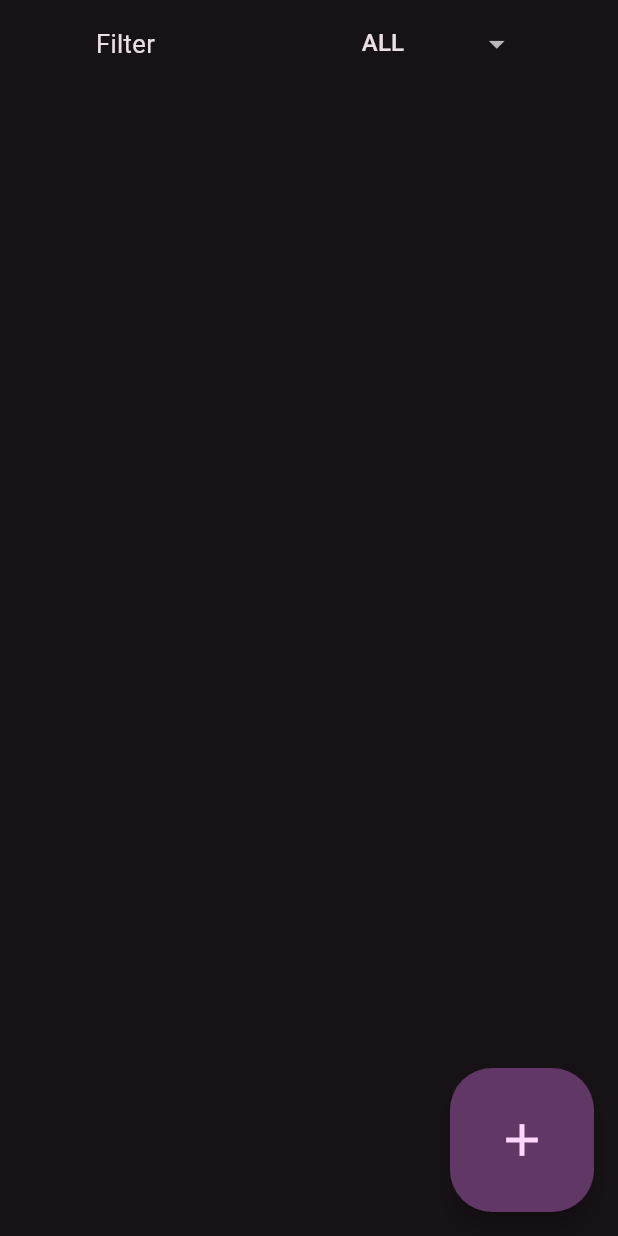
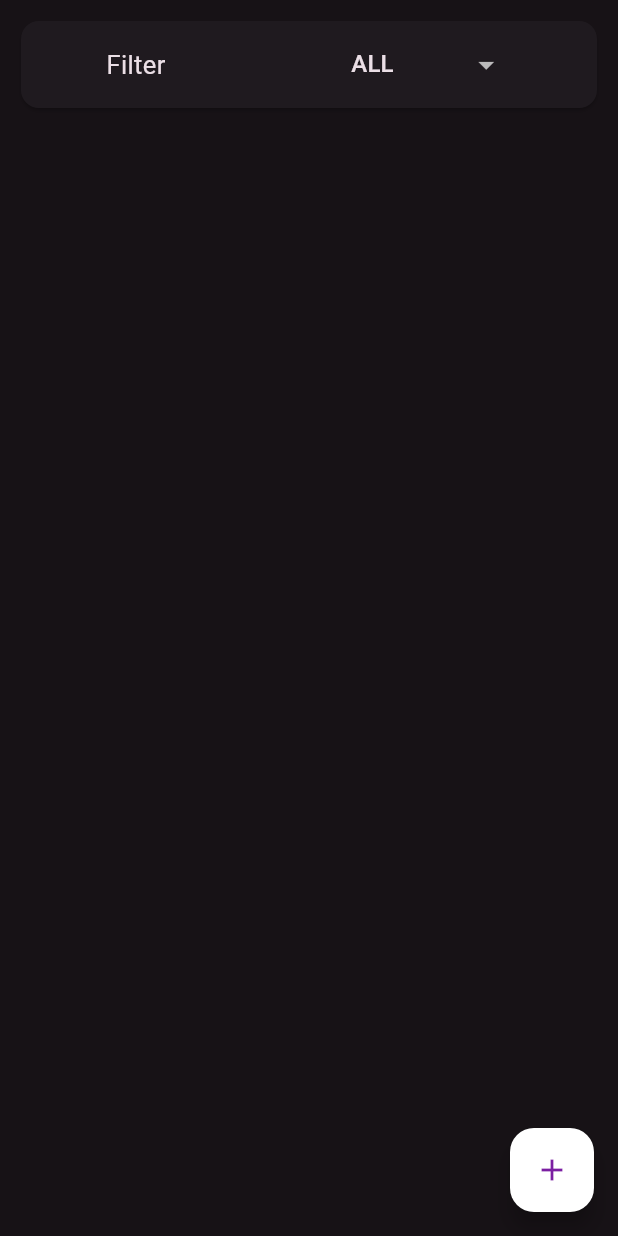
Before and after one commit to sdrhmn/purple, a Flutter app: the CompletedTaskScreen screen opened directly, on a phone screen of 412 x 824 dp. Run offline on Flutter 3.47's test engine with Material 3 defaults, Android fonts, the phone set to English and light mode, and no system bars; our stand-ins replace flutter_local_notifications, flutter_riverpod, freezed_annotation, objectbox, styled_widget, timezone; generated files the repository leaves out were written again.

Commit message:
fix layouts

```diff
--- a/lib/modules/tasks/ui/task_screens/completed_task_screen.dart
+++ b/lib/modules/tasks/ui/task_screens/completed_task_screen.dart
@@ -62,7 +62,7 @@ class _TaskScreenState extends ConsumerState<CompletedTaskScreen> {
                   });
                 }).decorated().padding(all: 5)
           ],
-        ),
+        ).card().padding(all: 10),
       ),
       body: providerOfTasks.when(
         data: (Map<DateTime, List<Task>> tasks) {
@@ -121,7 +121,8 @@ class _TaskScreenState extends ConsumerState<CompletedTaskScreen> {
                             ).padding(bottom: 10);
                           });
                         }()
-                      }
+                      },
+                      const SizedBox(height: 70),
                     ],
                   )).padding(all: 10);
             }),
@@ -134,7 +135,8 @@ class _TaskScreenState extends ConsumerState<CompletedTaskScreen> {
           child: CircularProgressIndicator(),
         ),
       ),
-      floatingActionButton: FloatingActionButton.large(
+      floatingActionButton: FloatingActionButton(
+        backgroundColor: Colors.white,
         onPressed: () => Navigator.of(context).push(
           MaterialPageRoute(
             builder: (context) => Scaffold(
@@ -145,7 +147,7 @@ class _TaskScreenState extends ConsumerState<CompletedTaskScreen> {
             ),
           ),
         ),
-        child: const Icon(Icons.add),
+        child: Icon(Icons.add, color: Colors.purple[700]),
       ),
     );
   }
```
Also changed, not shown: lib/modules/tasks/ui/task_screens/upcoming_task_screen.dart (+6 -7 lines).
